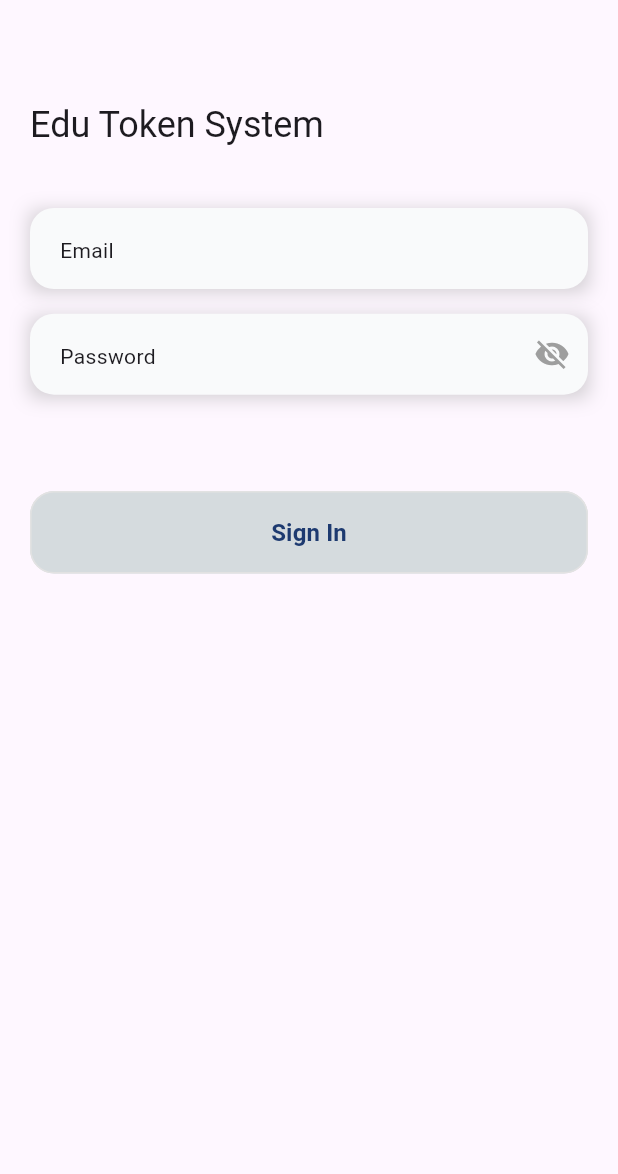
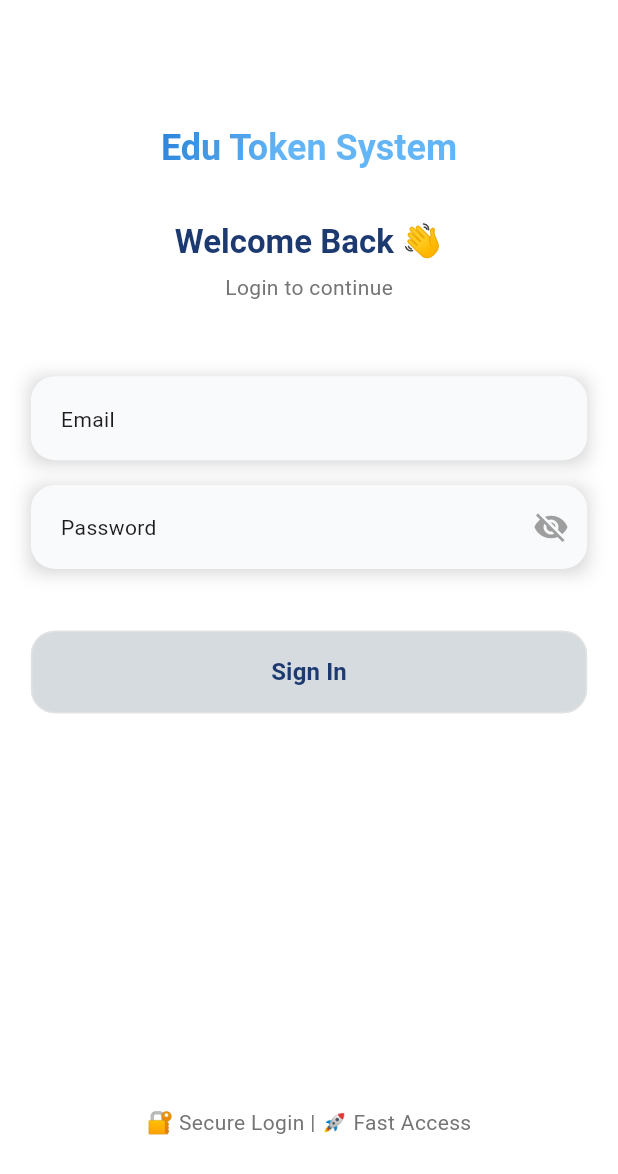
Before and after one commit to edusoftdevelopment/Edu-Token-System-App, a Flutter app: the screen it shows after launch, on a phone screen of 412 x 824 dp. Shown: the top 1174 px of the screen. Run offline on Flutter 3.47's test engine with Material 3 defaults, Android fonts, the phone set to English and light mode, and no system bars; drawn by our look-alikes of auto_size_text; our stand-ins replace dio, flutter_dotenv, flutter_screenutil, flutter_svg, pretty_dio_logger.

Commit message:
login page UI change and shadeMask widget use

```diff
--- a/lib/app/app.dart
+++ b/lib/app/app.dart
@@ -13,48 +13,7 @@ class EduTokenSystem extends StatelessWidget {
       theme: ThemeData(
         colorScheme: ColorScheme.fromSeed(seedColor: Colors.deepPurple),
       ),
-
       home: const LoginPage(),
     );
   }
 }
-
-
-class DateTimeTimerWidget extends StatelessWidget {
-  const DateTimeTimerWidget({super.key});
-
-  Stream<DateTime> _timeStream() {
-    return Stream.periodic(const Duration(seconds: 1), (_) => DateTime.now());
-  }
-
-  @override
-  Widget build(BuildContext context) {
-    return StreamBuilder<DateTime>(
-      stream: _timeStream(),
-      builder: (context, snapshot) {
-        if (!snapshot.hasData) {
-          return const Text("Loading...");
-        }
-
-        final now = snapshot.data!;
-        final date = "${now.day}-${now.month}-${now.year}";
-        final time =
-            "${now.hour.toString().padLeft(2, '0')}:${now.minute.toString().padLeft(2, '0')}:${now.second.toString().padLeft(2, '0')}";
-
-        return Column(
-          mainAxisSize: MainAxisSize.min,
-          children: [
-            Text(
-              "Date: $date",
-              style: const TextStyle(fontSize: 18, fontWeight: FontWeight.bold),
-            ),
-            Text(
-              "Time: $time",
-              style: const TextStyle(fontSize: 16),
-            ),
-          ],
-        );
-      },
-    );
-  }
-}
--- a/lib/feature/auth/login_page/view/login_page.dart
+++ b/lib/feature/auth/login_page/view/login_page.dart
@@ -1,7 +1,9 @@
 import 'package:edu_token_system_app/Export/export.dart';
 import 'package:edu_token_system_app/core/common/common.dart';
+import 'package:edu_token_system_app/core/extension/extension.dart';
 import 'package:edu_token_system_app/core/utils/utils.dart';
 import 'package:edu_token_system_app/feature/new_token/view/new_token_main.dart';
+import 'package:flutter/material.dart';
 
 class LoginPage extends StatefulWidget {
   const LoginPage({super.key});
@@ -25,188 +27,151 @@ class _LoginPageState extends State<LoginPage> {
 
   @override
   void dispose() {
-    super.dispose();
     _emailController.dispose();
     _passwordController.dispose();
+    super.dispose();
   }
 
   @override
   Widget build(BuildContext context) {
     final darkMode = Theme.of(context).brightness == Brightness.dark;
-    return LayoutBuilder(
+    return Scaffold(
+      backgroundColor: Colors.white,
+      body: SafeArea(
+        child: LayoutBuilder(
           builder: (context, constraints) {
             final height = constraints.maxHeight;
-        // final width = constraints.maxWidth;
-        return Scaffold(
-          resizeToAvoidBottomInset: false,
-          body: SafeArea(
-            child: Padding(
-              padding: const EdgeInsets.all(20),
-              child: Column(
-                crossAxisAlignment: CrossAxisAlignment.start,
+            final width = constraints.maxWidth;
+
+            return Column(
+              crossAxisAlignment: CrossAxisAlignment.center,
               children: [
-                  SizedBox(height: height * 0.02),
+                SizedBox(height: height * 0.05),
+
+                Container(),
+
+                ///! App Title
+                AutoSizeText(
+                  "Edu Token System",
+                  style: Theme.of(context).textTheme.headlineSmall?.copyWith(
+                    fontWeight: FontWeight.bold,
+                    foreground: Paint()
+                      ..shader = const LinearGradient(
+                        colors: [
+                          Color(0xFF0D47A1), // Dark Blue
+                          Color(0xFF1976D2), // Medium Blue
+                          Color(0xFF64B5F6), // Light Blue
+                        ],
+                        begin: Alignment.topLeft,
+                        end: Alignment.bottomRight,
+                      ).createShader(Rect.fromLTWH(0, 0, 200, 70)),
+                  ),
+                ),
 
                 SizedBox(height: height * 0.04),
+
+                ///! Welcome AutoSizeText
                 AutoSizeText(
-                    'Edu Token System',
+                  "Welcome Back 👋",
+                  style: Theme.of(context).textTheme.titleLarge?.copyWith(
+                    color: AppColors.kCustomBlueColor,
+                    fontWeight: FontWeight.w600,
+                  ),
+                ),
+                const SizedBox(height: 6),
+                AutoSizeText(
+                  "Login to continue",
                   style: Theme.of(
                     context,
-                    ).textTheme.displayMedium?.copyWith(fontSize: 24),
+                  ).textTheme.bodyMedium?.copyWith(color: Colors.grey[600]),
                 ),
-                  SizedBox(height: height * 0.01),
 
-                  SizedBox(height: height * 0.04),
+                SizedBox(height: height * 0.06),
+
+                ///! Email Field
                 CustomTextFormTokenSystem(
-                    sameBorder: (authenticationPass == 'false') ? true : false,
-
+                  sameBorder: (authenticationPass == 'false'),
                   borderColor: (authenticationPass == 'false')
                       ? AppColors.kDarkRed
                       : null,
                   darkMode: darkMode,
-                    textStyle: Theme.of(context).textTheme.displaySmall
-                        ?.copyWith(
-                          fontSize: 18,
-                          color: darkMode
-                              ? AppColors.kWhite
-                              : AppColors.kCustomBlueColor,
+                  textStyle: Theme.of(context).textTheme.bodyLarge?.copyWith(
+                    fontSize: 16,
+                    color: AppColors.kCustomBlueColor,
                   ),
                   hintText: 'Email',
                   controller: _emailController,
-                    onChanged: (p0) {
-                      setState(() {});
-                    },
+                  onChanged: (_) => setState(() {}),
                 ),
+
                 SizedBox(height: height * 0.02),
+
+                ///! Password Field
                 CustomTextFormTokenSystem(
-                    sameBorder: (authenticationPass == 'false') ? true : false,
-
+                  sameBorder: (authenticationPass == 'false'),
                   borderColor: (authenticationPass == 'false')
                       ? AppColors.kDarkRed
                       : null,
                   darkMode: darkMode,
-                    textStyle: Theme.of(context).textTheme.displaySmall
-                        ?.copyWith(
-                          fontSize: 18,
-                          color: darkMode
-                              ? AppColors.kWhite
-                              : AppColors.kCustomBlueColor,
+                  textStyle: Theme.of(context).textTheme.bodyLarge?.copyWith(
+                    fontSize: 16,
+                    color: AppColors.kCustomBlueColor,
                   ),
                   isPassword: true,
                   hintText: 'Password',
                   controller: _passwordController,
-                    onChanged: (p0) {
-                      setState(() {});
-                    },
+                  onChanged: (_) => setState(() {}),
                 ),
-                  if (authenticationPass == 'false')
-                    SizedBox(height: height * 0.015),
-                  if (authenticationPass == 'false')
+
+                if (authenticationPass == 'false') ...[
+                  const SizedBox(height: 10),
                   AutoSizeText(
-                      'Incorrect Email & Password',
-                      style: Theme.of(context).textTheme.bodySmall?.copyWith(
-                        fontSize: 16,
-                        fontWeight: FontWeight.w400,
-                        color: AppColors.kDarkRed,
+                    'Incorrect Email & Password ❌',
+                    style: TextStyle(fontSize: 14, color: AppColors.kDarkRed),
                   ),
-                    ),
-                  SizedBox(
-                    height: (authenticationPass == 'false')
-                        ? height * 0.015
-                        : height * 0.039,
-                  ),
-                  //   CustomNewTextButton(
-                  //     onTap: () async {
-                  //       return NavigationMethod.navigateTo(
-                  //         RoutesName.forgotPasswordScreen,
-                  //       );
-                  //     },
-                  //     text: 'Forgot Password?',
-                  //   ),
-                  SizedBox(height: height * 0.039),
+                ],
+
+                SizedBox(height: height * 0.05),
+
+                ///! Login Button
                 CustomButton(
-                    backgroundColor: (darkMode)
-                        ? AppColors.kCustomButtonsColor
-                        : ((_emailController.text) != '')
+                  backgroundColor:
+                      (_emailController.text.isNotEmpty &&
+                          _passwordController.text.isNotEmpty)
                       ? AppColors.kCustomButtonsColor
                       : AppColors.kCustomGrayButtonColor,
-                    textColor: (darkMode)
-                        ? AppColors.kWhite
-                        : (_emailController.text != '')
-                        ? AppColors.kWhite
+                  textColor:
+                      (_emailController.text.isNotEmpty &&
+                          _passwordController.text.isNotEmpty)
+                      ? Colors.white
                       : AppColors.kCustomBlueColor,
-                    name: 'Sign In',
+                  name: "Sign In",
                   onPressed: () {
-                      //   if (_passwordController.text != '') {
-                      //     if (_emailController.text != '') {
-                      //       setState(() {
-                      //         if (firstTimeClick == true) {
-                      //           authenticationPass = 'false';
-                      //           firstTimeClick = false;
-                      //         } else {
-                      //           authenticationPass = 'true';
-                      //         }
-                      //       });
-                      //       if (authenticationPass == 'true') {
-
-                      //       }
-                      //     }
-                      //   }
                     Navigator.push(
                       context,
-                        MaterialPageRoute(
-                          builder: (context) {
-                            return NewTokenMain();
-                          },
-                        ),
+                      MaterialPageRoute(builder: (_) => const NewTokenMain()),
                     );
                   },
                 ),
-                  SizedBox(height: height * 0.04),
 
-                  SizedBox(height: height * 0.04),
+                const Spacer(),
 
-                  SizedBox(
-                    height: (authenticationPass == 'false')
-                        ? height * 0.05
-                        : height * 0.10,
+                ///! Bottom Section with Emojis
+                Center(
+                  child: AutoSizeText(
+                    "🔐 Secure Login | 🚀 Fast Access",
+                    style: Theme.of(
+                      context,
+                    ).textTheme.bodyMedium?.copyWith(color: Colors.grey[600]),
                   ),
-                  Row(
-                    mainAxisAlignment: MainAxisAlignment.center,
-                    children: [
-                      //   AutoSizeText(
-                      //     'Don’t have an account?',
-                      //     style: Theme.of(context).textTheme.displayMedium
-                      //         ?.copyWith(
-                      //           fontSize: 16,
-                      //           fontWeight: FontWeight.w400,
+                ),
 
-                      //           color: darkMode
-                      //               ? AppColors.kWhite
-                      //               : AppColors.kCustomLight2TextColor,
-                      //         ),
-                      //   ),
-                      //   SizedBox(width: width * 0.01),
-                      //   CustomNewTextButton(
-                      //     onTap: () async {
-                      //       return NavigationMethod.navigateTo(
-                      //         RoutesName.signUpScreen,
-                      //       );
-                      //     },
-                      //     text: 'Sign Up',
-                      //     textColor: AppColors.kCustomStatusGreenTextColor,
-                      //   ),
+                SizedBox(height: height * 0.03),
               ],
-                  ),
-                  // SizedBox(
-                  //   height: height * 0.04,
-                  // ),
-                ],
-              ),
+            ).paddingHorizontal(width * 0.05).paddingVertical(height * 0.05);
+          },
         ),
       ),
     );
-      },
-    );
   }
 }
```
Lines whose indentation alone changed are shown as unchanged.
